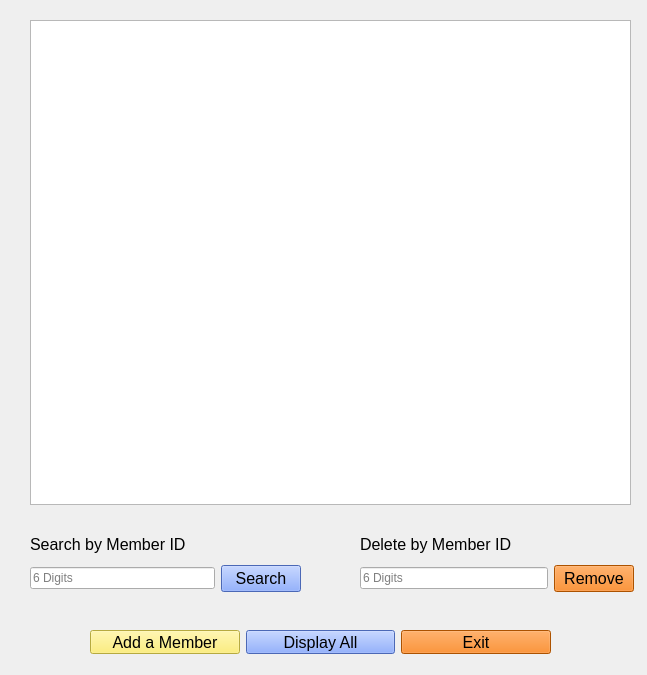
Above: managemembers.ui from max9001/Bulk-Club-Project before the change. Below: the same form after it.
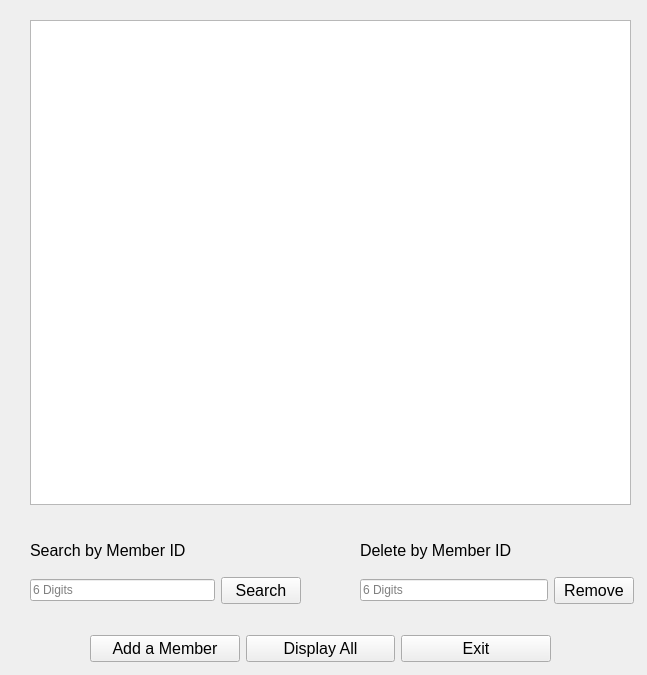
That is the form after the change.

What changed in the file:
```diff
--- a/managemembers.ui
+++ b/managemembers.ui
@@ -29,7 +29,7 @@
      <x>360</x>
      <y>530</y>
      <width>274</width>
-     <height>62</height>
+     <height>74</height>
     </rect>
    </property>
    <layout class="QVBoxLayout" name="verticalLayout_2">
@@ -62,7 +62,7 @@
          </font>
         </property>
         <property name="styleSheet">
-         <string notr="true">background-color: rgb(241, 115, 0)</string>
+         <string notr="true"/>
         </property>
         <property name="text">
          <string>Remove</string>
@@ -79,7 +79,7 @@
      <x>30</x>
      <y>530</y>
      <width>271</width>
-     <height>62</height>
+     <height>74</height>
     </rect>
    </property>
    <layout class="QVBoxLayout" name="verticalLayout">
@@ -112,7 +112,7 @@
          </font>
         </property>
         <property name="styleSheet">
-         <string notr="true">background-color: rgb(105, 146, 255)</string>
+         <string notr="true"/>
         </property>
         <property name="text">
          <string>Search</string>
@@ -123,13 +123,13 @@
     </item>
    </layout>
   </widget>
-  <widget class="QWidget" name="">
+  <widget class="QWidget" name="layoutWidget">
    <property name="geometry">
     <rect>
      <x>90</x>
      <y>630</y>
      <width>461</width>
-     <height>24</height>
+     <height>38</height>
     </rect>
    </property>
    <layout class="QHBoxLayout" name="horizontalLayout_3">
@@ -141,7 +141,7 @@
        </font>
       </property>
       <property name="styleSheet">
-       <string notr="true">background-color:rgb(255, 238, 89)</string>
+       <string notr="true"/>
       </property>
       <property name="text">
        <string>Add a Member</string>
@@ -156,7 +156,7 @@
        </font>
       </property>
       <property name="styleSheet">
-       <string notr="true">background-color: rgb(105, 146, 255)</string>
+       <string notr="true"/>
       </property>
       <property name="text">
        <string>Display All</string>
@@ -171,7 +171,7 @@
        </font>
       </property>
       <property name="styleSheet">
-       <string notr="true">background-color: rgb(241, 115, 0)</string>
+       <string notr="true"/>
       </property>
       <property name="text">
        <string>Exit</string>
```
